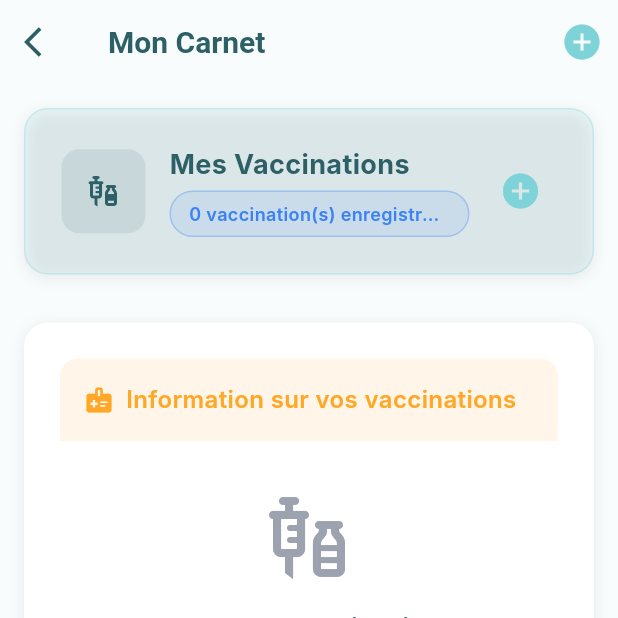
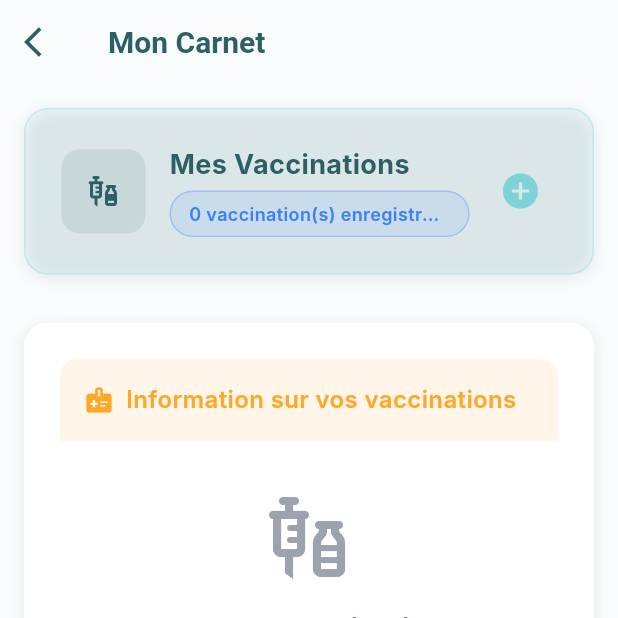
Before and after one commit to PerrillaMint/vaccigo, a Flutter app: the VaccinationInfoScreen screen opened by its route, on a phone screen of 412 x 824 dp, the top half of it. Run offline on Flutter 3.47's test engine with Material 3 defaults, Android fonts, the light colour scheme and no system bars; our stand-ins replace camera, hive, hive_flutter, image_picker, permission_handler; missing offline and left inert: google_ml_kit; accounts and stored records are empty; Roboto replaces fonts that are missing (Inter).

Commit message:
debugging last bit

```diff
--- a/lib/screens/vaccination/vaccination_info_screen.dart
+++ b/lib/screens/vaccination/vaccination_info_screen.dart
@@ -1,4 +1,4 @@
-// lib/screens/vaccination/vaccination_info_screen.dart - REMOVED bottom button
+// lib/screens/vaccination/vaccination_info_screen.dart - REMOVED plus button from app bar
 import 'package:flutter/material.dart';
 import '../../constants/app_colors.dart';
 import '../../widgets/common_widgets.dart';
@@ -58,19 +58,10 @@ class _VaccinationInfoScreenState extends State<VaccinationInfoScreen> {
   Widget build(BuildContext context) {
     return Scaffold(
       backgroundColor: AppColors.background,
-      appBar: CustomAppBar(
+      // REMOVED: Plus button from app bar actions
+      appBar: const CustomAppBar(
         title: 'Mon Carnet',
-        actions: [
-          IconButton(
-            icon: const Icon(
-              Icons.add_circle,
-              color: AppColors.secondary,
-              size: 28,
-            ),
-            onPressed: _showAddVaccinationOptions,
-            tooltip: 'Ajouter une vaccination',
-          ),
-        ],
+        // REMOVED: actions with plus button
       ),
       body: _isLoading
           ? const AppLoading(message: 'Chargement de vos vaccinations...')
@@ -105,8 +96,6 @@ class _VaccinationInfoScreenState extends State<VaccinationInfoScreen> {
 
                             // Additional sections
                             _buildAdditionalSections(),
-
-                            // REMOVED: Bottom button section completely
 
                             const SizedBox(height: AppSpacing.lg),
                           ],
@@ -168,6 +157,7 @@ class _VaccinationInfoScreenState extends State<VaccinationInfoScreen> {
             ),
           ),
 
+          // KEEP: This plus button in the header section (different from app bar)
           IconButton(
             onPressed: _showAddVaccinationOptions,
             icon: const Icon(
@@ -855,8 +845,6 @@ class _VaccinationInfoScreenState extends State<VaccinationInfoScreen> {
     );
   }
 
-  // REMOVED: _buildBottomButton() method completely
-
   void _showAddVaccinationOptions() {
     showModalBottomSheet(
       context: context,
--- a/lib/widgets/common_widgets.dart
+++ b/lib/widgets/common_widgets.dart
@@ -1,4 +1,4 @@
-// lib/widgets/common_widgets.dart - COMPLETELY FIXED all overflow and layout issues
+// lib/widgets/common_widgets.dart - FIXED back button issue
 import 'package:flutter/material.dart';
 import '../constants/app_colors.dart';
 
@@ -631,7 +631,7 @@ class ColumnScrollWrapper extends StatelessWidget {
   }
 }
 
-// FIXED: App Bar with consistent styling and overflow handling
+// FIXED: App Bar with consistent styling and overflow handling - BACK BUTTON ISSUE RESOLVED
 class CustomAppBar extends StatelessWidget implements PreferredSizeWidget {
   final String title;
   final List<Widget>? actions;
@@ -667,6 +667,7 @@ class CustomAppBar extends StatelessWidget implements PreferredSizeWidget {
               onPressed: onBackPressed ?? () => Navigator.pop(context),
             )
           : null,
+      automaticallyImplyLeading: showBackButton, // FIXED: This prevents automatic back button
       actions: actions,
       elevation: elevation,
     );
```
